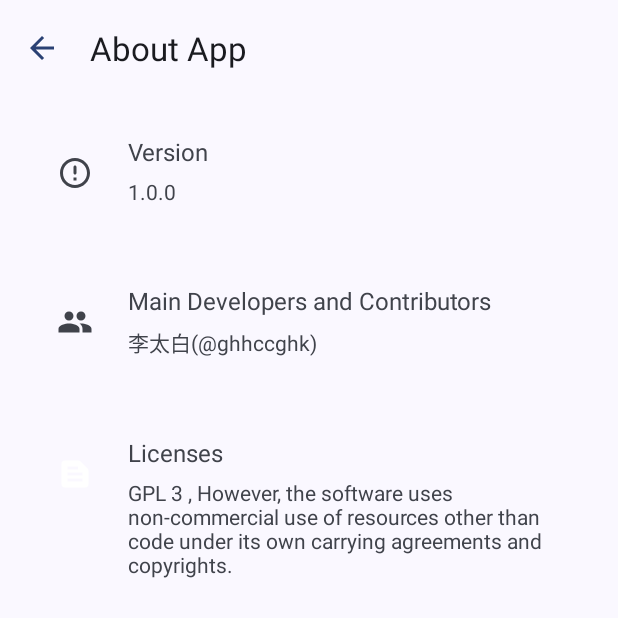
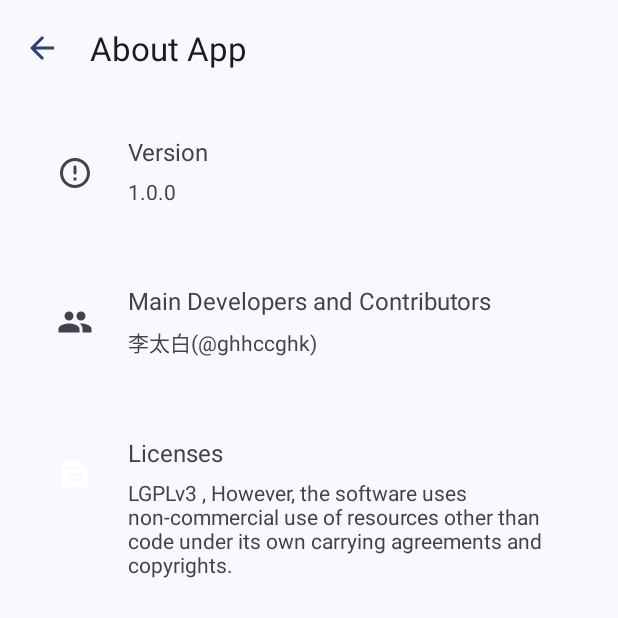
Before and after one commit to ghhccghk/mhspay, an Android app built with Jetpack Compose: the AboutFragment screen opened directly, with no data from a screen before it, on a phone screen of 412 x 824 dp, the top half of it. Run offline under Robolectric (Android 15) with nearby library versions, the phone set to English and light mode, and no system bars.

Commit message:
修改许可证名字

```diff
--- a/app/src/main/res/values/strings.xml
+++ b/app/src/main/res/values/strings.xml
@@ -25,5 +25,5 @@
     <string name="Developers_name" translatable="false">李太白(@ghhccghk)</string>
     <string name="version_name">Version</string>
     <string name="licenses">Licenses</string>
-    <string name="licenses_name">GPL 3 , However, the software uses non-commercial use of resources other than code under its own carrying agreements and copyrights.</string>
+    <string name="licenses_name">LGPLv3 , However, the software uses non-commercial use of resources other than code under its own carrying agreements and copyrights.</string>
 </resources>
```
Also changed, not shown: 3 other files.
